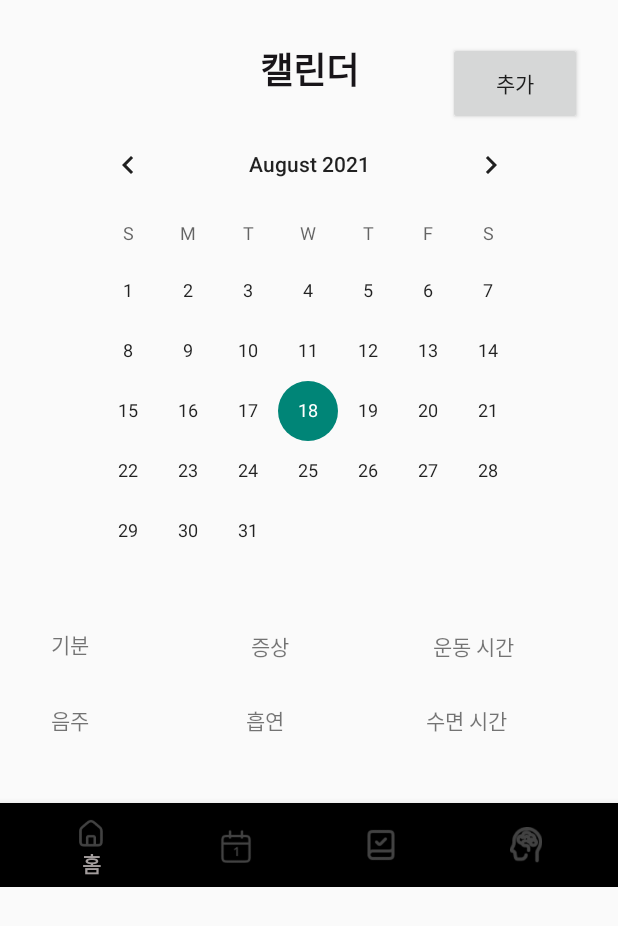
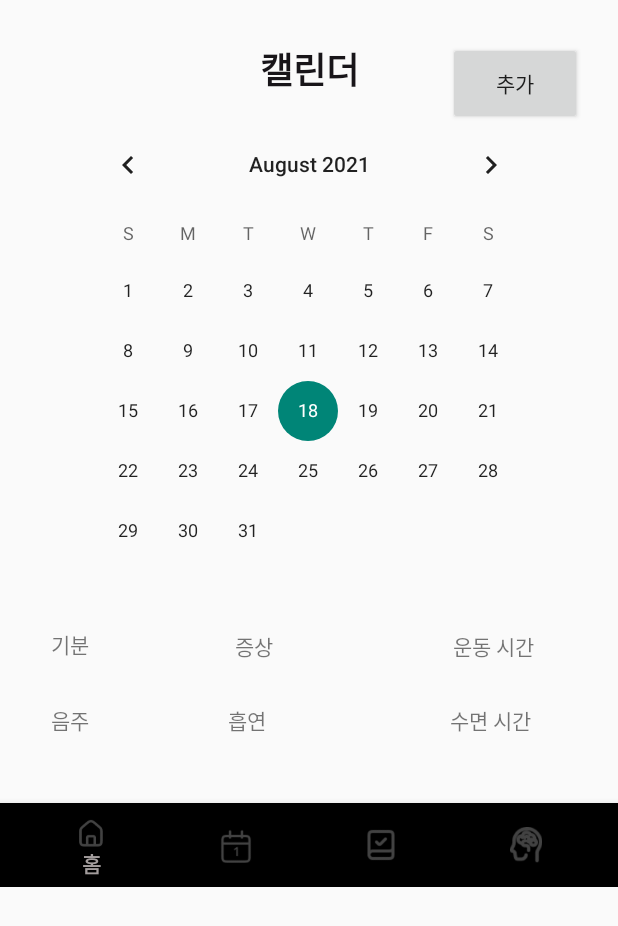
Before and after one commit to dlwndms0812/SWUPreme, an Android app: the layout activity_main.xml on its own in the app's theme, with its tools: preview values and no code run, on a phone screen of 412 x 824 dp. Shown: the top 926 px of the screen. Run offline under Robolectric (Android 15) with nearby library versions, the phone set to English and light mode, and no system bars.

```diff
--- a/app/src/main/res/layout/activity_day.xml
+++ b/app/src/main/res/layout/activity_day.xml
@@ -102,7 +102,7 @@
             android:id="@+id/drink_true"
             android:layout_width="84dp"
             android:layout_height="73dp"
-            android:background="@drawable/radiobutton"
+            android:button="@drawable/radiobutton_off"
             android:text="유" />
 
         <RadioButton
@@ -189,6 +189,8 @@
         android:layout_marginStart="10dp"
         android:layout_marginTop="16dp"
         android:layout_marginEnd="10dp"
+        android:background="#919090"
+        android:backgroundTint="#FFFFFF"
         android:orientation="horizontal"
         app:layout_constraintEnd_toEndOf="parent"
         app:layout_constraintStart_toStartOf="parent"
--- a/app/src/main/res/layout/activity_main.xml
+++ b/app/src/main/res/layout/activity_main.xml
@@ -90,13 +90,13 @@
 
     <TextView
         android:id="@+id/person_symptom"
-        android:layout_width="80dp"
-        android:layout_height="22dp"
+        android:layout_width="134dp"
+        android:layout_height="32dp"
         android:layout_marginStart="10dp"
         android:layout_marginTop="24dp"
         android:layout_marginEnd="10dp"
         app:layout_constraintEnd_toEndOf="parent"
-        app:layout_constraintHorizontal_bias="0.498"
+        app:layout_constraintHorizontal_bias="0.541"
         app:layout_constraintStart_toStartOf="parent"
         app:layout_constraintTop_toBottomOf="@+id/diaryTextView" />
 
@@ -108,7 +108,7 @@
         android:layout_marginTop="24dp"
         android:layout_marginEnd="10dp"
         app:layout_constraintEnd_toEndOf="parent"
-        app:layout_constraintHorizontal_bias="0.89"
+        app:layout_constraintHorizontal_bias="0.926"
         app:layout_constraintStart_toStartOf="parent"
         app:layout_constraintTop_toBottomOf="@+id/diaryTextView" />
 
@@ -132,7 +132,7 @@
         android:layout_marginTop="76dp"
         android:layout_marginEnd="10dp"
         app:layout_constraintEnd_toEndOf="parent"
-        app:layout_constraintHorizontal_bias="0.498"
+        app:layout_constraintHorizontal_bias="0.463"
         app:layout_constraintStart_toStartOf="parent"
         app:layout_constraintTop_toBottomOf="@+id/diaryTextView" />
 
@@ -144,7 +144,7 @@
         android:layout_marginTop="76dp"
         android:layout_marginEnd="10dp"
         app:layout_constraintEnd_toEndOf="parent"
-        app:layout_constraintHorizontal_bias="0.89"
+        app:layout_constraintHorizontal_bias="0.926"
         app:layout_constraintStart_toStartOf="parent"
         app:layout_constraintTop_toBottomOf="@+id/diaryTextView" />
 
@@ -164,7 +164,7 @@
         android:layout_width="wrap_content"
         android:layout_height="wrap_content"
         android:layout_marginTop="5dp"
-        android:layout_marginEnd="96dp"
+        android:layout_marginEnd="120dp"
         android:text="증상"
         app:layout_constraintBottom_toTopOf="@+id/person_mood"
         app:layout_constraintEnd_toStartOf="@+id/textView10"
@@ -176,7 +176,7 @@
         android:layout_width="wrap_content"
         android:layout_height="wrap_content"
         android:layout_marginTop="5dp"
-        android:layout_marginEnd="69dp"
+        android:layout_marginEnd="56dp"
         android:text="운동 시간"
         app:layout_constraintBottom_toTopOf="@+id/person_mood"
         app:layout_constraintEnd_toEndOf="parent"
@@ -196,7 +196,7 @@
         android:id="@+id/textView13"
         android:layout_width="wrap_content"
         android:layout_height="wrap_content"
-        android:layout_marginStart="164dp"
+        android:layout_marginStart="152dp"
         android:text="흡연"
         app:layout_constraintBottom_toTopOf="@+id/person_drink"
         app:layout_constraintStart_toStartOf="parent" />
@@ -205,7 +205,7 @@
         android:id="@+id/textView14"
         android:layout_width="wrap_content"
         android:layout_height="wrap_content"
-        android:layout_marginStart="284dp"
+        android:layout_marginStart="300dp"
         android:text="수면 시간"
         app:layout_constraintBottom_toTopOf="@+id/person_drink"
         app:layout_constraintStart_toStartOf="parent" />
```
Also changed, not shown: app/src/main/java/com/example/swupreme/DayActivity.kt (+48 -13 lines), app/src/main/java/com/example/swupreme/MainActivity.kt (+21 -27 lines).
